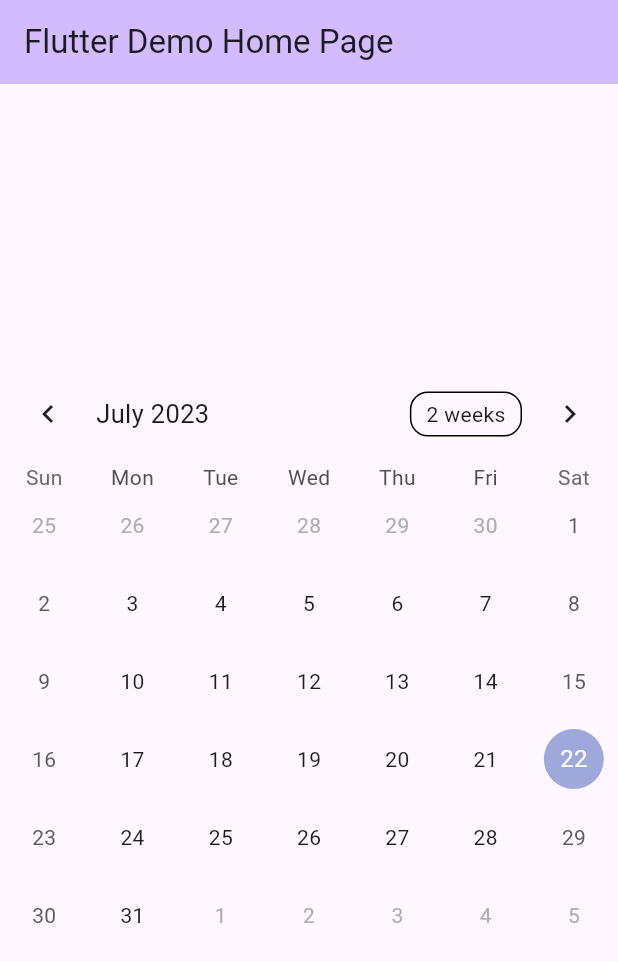
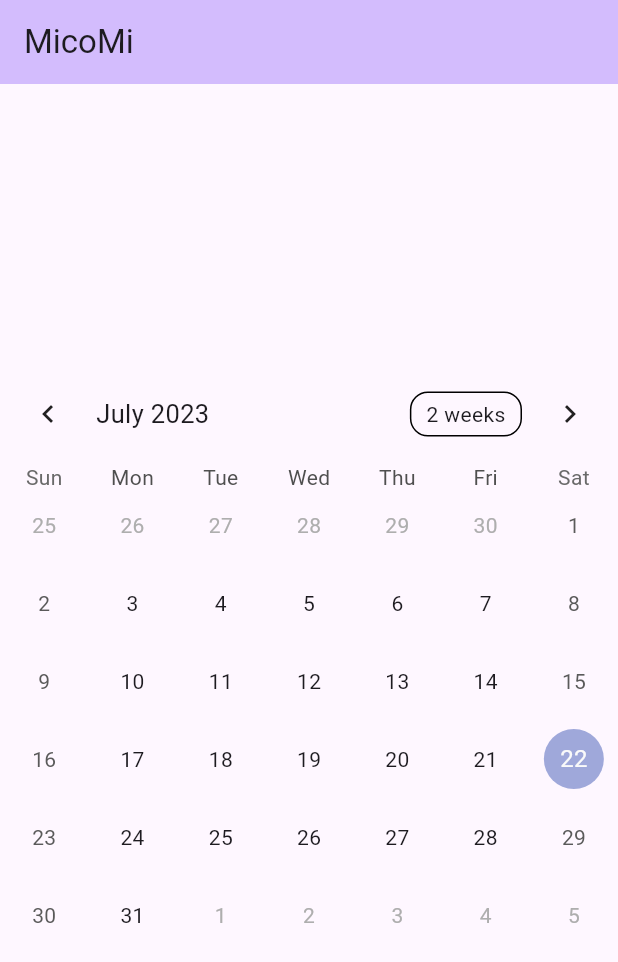
Before and after one commit to micomi-app/MicoMi, a Flutter app: the screen it shows after launch, on a phone screen of 412 x 824 dp. Shown: the top 962 px of the screen. Run offline on Flutter 3.47's test engine with Material 2 defaults, Android fonts, the phone set to English and light mode, and no system bars; drawn by our look-alikes of table_calendar.

Commit message:
アプリバーのタイトルを変更

```diff
--- a/lib/main.dart
+++ b/lib/main.dart
@@ -11,12 +11,12 @@ class MyApp extends StatelessWidget {
   @override
   Widget build(BuildContext context) {
     return MaterialApp(
-      title: 'Flutter Demo',
+      title: 'MicoMi',
       theme: ThemeData(
         colorScheme: ColorScheme.fromSeed(seedColor: Colors.deepPurple),
         useMaterial3: true,
       ),
-      home: const MyHomePage(title: 'Flutter Demo Home Page'),
+      home: const MyHomePage(title: 'MicoMi'),
     );
   }
 }
```
